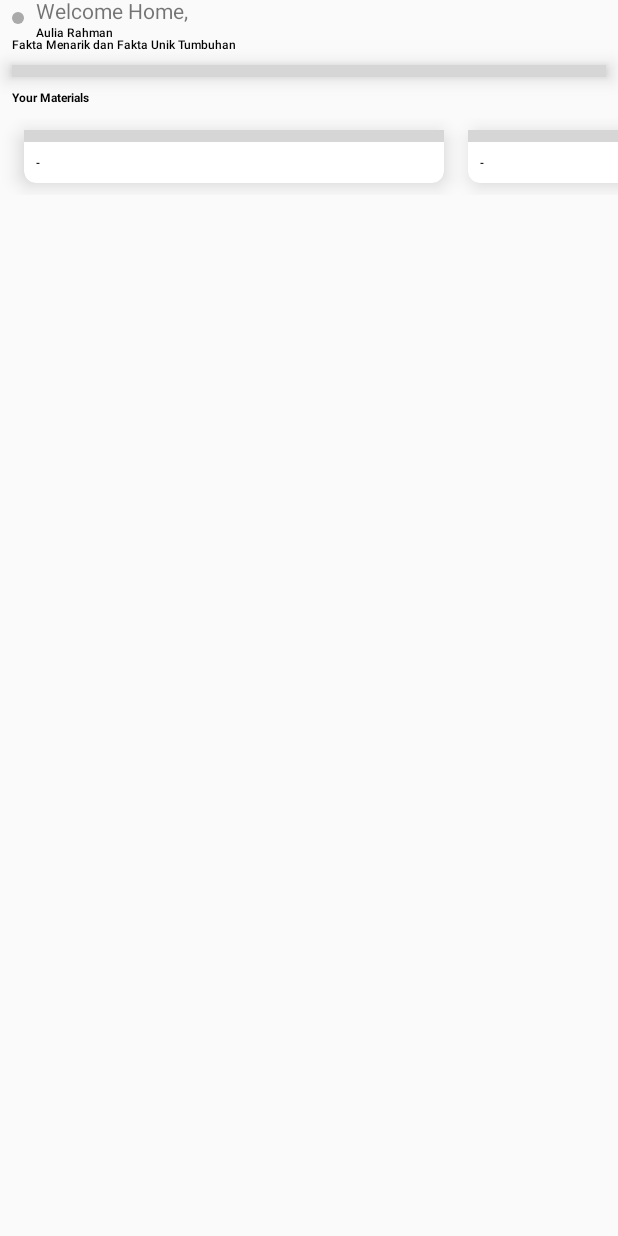
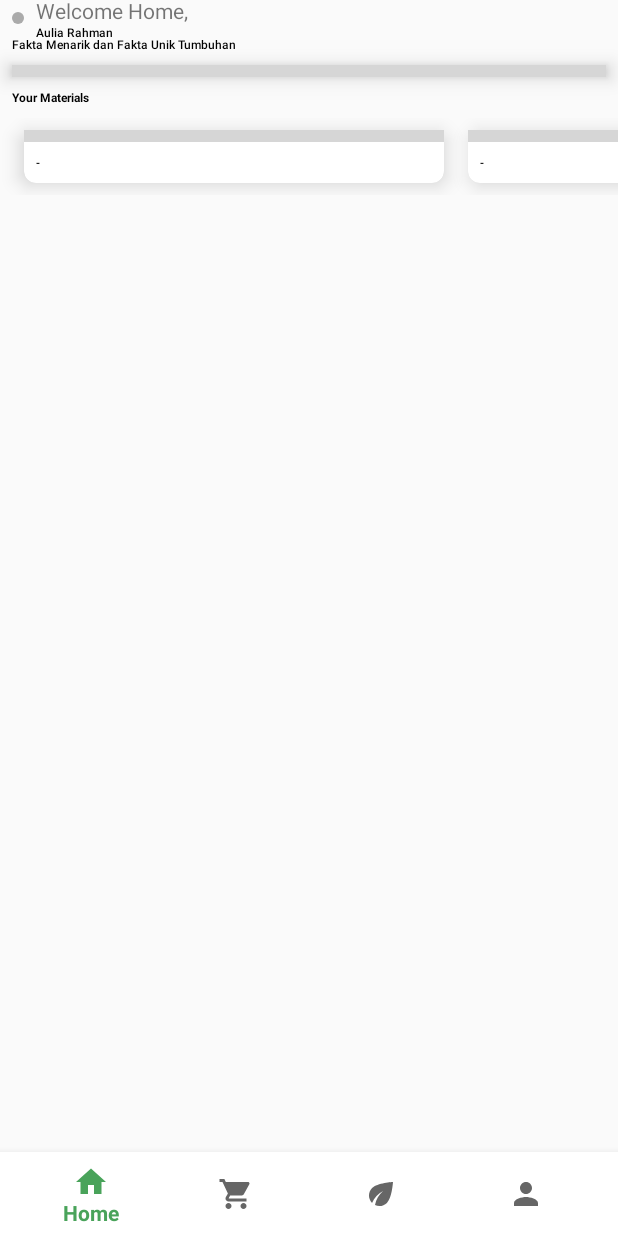
Before and after one commit to iwandwip/Appleliebe, an Android app: the layout activity_main.xml on its own in the app's theme, with its tools: preview values and no code run, on a phone screen of 412 x 824 dp. Run offline under Robolectric (Android 15) with nearby library versions, the phone set to English and light mode, and no system bars; grey boxes are pictures that could not be loaded.

Commit message:
Add data Content and Bottom Nav Bar

```diff
--- a/app/src/main/java/com/myapp/apelibe/presentation/user/UserActivity.kt
+++ b/app/src/main/java/com/myapp/apelibe/presentation/user/UserActivity.kt
@@ -8,6 +8,7 @@ import com.myapp.apelibe.R
 import com.myapp.apelibe.databinding.ActivityUserBinding
 import com.myapp.apelibe.presentation.changepassword.ChangePasswordActivity
 import com.myapp.apelibe.presentation.login.LoginActivity
+import com.myapp.apelibe.presentation.main.MainActivity
 import org.jetbrains.anko.startActivity
 
 class UserActivity : AppCompatActivity() {
@@ -24,7 +25,10 @@ class UserActivity : AppCompatActivity() {
 
     private fun onAction() {
         userBinding.apply {
-            btnCloseUser.setOnClickListener { finish() }
+            btnCloseUser.setOnClickListener {
+                startActivity<MainActivity>() //Add New
+                finish()
+            }
 
             btnChangeLanguageUser.setOnClickListener {
                 startActivity(Intent(ACTION_LOCALE_SETTINGS))
--- /dev/null
+++ b/app/src/main/res/drawable/ic_baseline_eco_24.xml
@@ -0,0 +1,5 @@
+<vector android:height="24dp" android:tint="#000000"
+    android:viewportHeight="24" android:viewportWidth="24"
+    android:width="24dp" xmlns:android="http://schemas.android.com/apk/res/android">
+    <path android:fillColor="@android:color/white" android:pathData="M6.05,8.05c-2.73,2.73 -2.73,7.15 -0.02,9.88c1.47,-3.4 4.09,-6.24 7.36,-7.93c-2.77,2.34 -4.71,5.61 -5.39,9.32c2.6,1.23 5.8,0.78 7.95,-1.37C19.43,14.47 20,4 20,4S9.53,4.57 6.05,8.05z"/>
+</vector>
--- /dev/null
+++ b/app/src/main/res/drawable/ic_baseline_home_24.xml
@@ -0,0 +1,5 @@
+<vector android:height="24dp" android:tint="#000000"
+    android:viewportHeight="24" android:viewportWidth="24"
+    android:width="24dp" xmlns:android="http://schemas.android.com/apk/res/android">
+    <path android:fillColor="@android:color/white" android:pathData="M10,20v-6h4v6h5v-8h3L12,3 2,12h3v8z"/>
+</vector>
--- /dev/null
+++ b/app/src/main/res/drawable/ic_baseline_person_24.xml
@@ -0,0 +1,5 @@
+<vector android:height="24dp" android:tint="#000000"
+    android:viewportHeight="24" android:viewportWidth="24"
+    android:width="24dp" xmlns:android="http://schemas.android.com/apk/res/android">
+    <path android:fillColor="@android:color/white" android:pathData="M12,12c2.21,0 4,-1.79 4,-4s-1.79,-4 -4,-4 -4,1.79 -4,4 1.79,4 4,4zM12,14c-2.67,0 -8,1.34 -8,4v2h16v-2c0,-2.66 -5.33,-4 -8,-4z"/>
+</vector>
--- /dev/null
+++ b/app/src/main/res/drawable/ic_baseline_shopping_cart_24.xml
@@ -0,0 +1,5 @@
+<vector android:height="24dp" android:tint="#000000"
+    android:viewportHeight="24" android:viewportWidth="24"
+    android:width="24dp" xmlns:android="http://schemas.android.com/apk/res/android">
+    <path android:fillColor="@android:color/white" android:pathData="M7,18c-1.1,0 -1.99,0.9 -1.99,2S5.9,22 7,22s2,-0.9 2,-2 -0.9,-2 -2,-2zM1,2v2h2l3.6,7.59 -1.35,2.45c-0.16,0.28 -0.25,0.61 -0.25,0.96 0,1.1 0.9,2 2,2h12v-2L7.42,15c-0.14,0 -0.25,-0.11 -0.25,-0.25l0.03,-0.12 0.9,-1.63h7.45c0.75,0 1.41,-0.41 1.75,-1.03l3.58,-6.49c0.08,-0.14 0.12,-0.31 0.12,-0.48 0,-0.55 -0.45,-1 -1,-1L5.21,4l-0.94,-2L1,2zM17,18c-1.1,0 -1.99,0.9 -1.99,2s0.89,2 1.99,2 2,-0.9 2,-2 -0.9,-2 -2,-2z"/>
+</vector>
--- a/app/src/main/res/layout/activity_main.xml
+++ b/app/src/main/res/layout/activity_main.xml
@@ -9,7 +9,7 @@
 
     <androidx.core.widget.NestedScrollView
         android:layout_width="match_parent"
-        android:layout_height="match_parent"
+        android:layout_height="wrap_content"
         android:fillViewport="true">
 
         <androidx.constraintlayout.widget.ConstraintLayout
@@ -20,103 +20,118 @@
                 android:id="@+id/iv_avatar_main"
                 android:layout_width="@dimen/image_user_profile_normal"
                 android:layout_height="@dimen/image_user_profile_normal"
+                android:layout_margin="@dimen/normal_100"
                 android:src="@android:color/darker_gray"
-                android:layout_margin="@dimen/normal_100"
-                app:layout_constraintTop_toTopOf="parent"
-                app:layout_constraintStart_toStartOf="parent"/>
+                app:layout_constraintStart_toStartOf="parent"
+                app:layout_constraintTop_toTopOf="parent" />
 
             <TextView
                 android:id="@+id/text_view_welcome_home"
                 android:layout_width="wrap_content"
                 android:layout_height="wrap_content"
+                android:layout_marginStart="@dimen/normal_100"
                 android:text="@string/welcome_home"
-                android:layout_marginStart="@dimen/normal_100"
-                app:layout_constraintVertical_chainStyle="packed"
                 app:layout_constraintBottom_toTopOf="@id/tv_name_user_main"
                 app:layout_constraintStart_toEndOf="@id/iv_avatar_main"
-                app:layout_constraintTop_toTopOf="@id/iv_avatar_main"/>
+                app:layout_constraintTop_toTopOf="@id/iv_avatar_main"
+                app:layout_constraintVertical_chainStyle="packed" />
 
             <TextView
                 android:id="@+id/tv_name_user_main"
                 android:layout_width="0dp"
                 android:layout_height="wrap_content"
+                android:layout_marginEnd="@dimen/normal_100"
+                android:fontFamily="sans-serif-medium"
                 android:text="@string/default_text"
+                android:textColor="@color/black"
                 android:textSize="@dimen/subtitle_1"
-                android:textColor="@color/black"
-                android:fontFamily="sans-serif-medium"
-                tools:text="Aulia Rahman"
-                android:layout_marginEnd="@dimen/normal_100"
+                app:layout_constraintBottom_toBottomOf="@id/iv_avatar_main"
+                app:layout_constraintEnd_toEndOf="parent"
                 app:layout_constraintStart_toStartOf="@id/text_view_welcome_home"
-                app:layout_constraintEnd_toEndOf="parent"
-                app:layout_constraintBottom_toBottomOf="@id/iv_avatar_main"
-                app:layout_constraintTop_toBottomOf="@id/text_view_welcome_home"/>
+                app:layout_constraintTop_toBottomOf="@id/text_view_welcome_home"
+                tools:text="Aulia Rahman" />
 
             <TextView
                 android:id="@+id/text_view_tag_line"
                 android:layout_width="match_parent"
                 android:layout_height="wrap_content"
+                android:layout_marginStart="@dimen/normal_100"
+                android:layout_marginTop="@dimen/normal_150"
+                android:layout_marginEnd="@dimen/normal_100"
+                android:fontFamily="sans-serif-medium"
                 android:text="@string/tag_line"
-                android:fontFamily="sans-serif-medium"
+                android:textColor="@color/black"
                 android:textSize="@dimen/h5"
-                android:textColor="@color/black"
-                android:layout_marginTop="@dimen/normal_150"
-                android:layout_marginStart="@dimen/normal_100"
-                android:layout_marginEnd="@dimen/normal_100"
-                app:layout_constraintTop_toBottomOf="@id/iv_avatar_main"/>
+                app:layout_constraintTop_toBottomOf="@id/iv_avatar_main" />
 
             <EditText
                 android:id="@+id/et_search_main"
                 android:layout_width="match_parent"
                 android:layout_height="@dimen/edit_text_search_height"
+                android:layout_marginStart="@dimen/normal_100"
                 android:layout_marginTop="@dimen/large_125"
-                android:layout_marginStart="@dimen/normal_100"
                 android:layout_marginEnd="@dimen/normal_100"
                 android:background="@drawable/bg_edit_text_search"
-                android:elevation="@dimen/small_50"
                 android:drawableEnd="@drawable/ic_baseline_search_24"
                 android:drawableTint="@android:color/darker_gray"
+                android:elevation="@dimen/small_50"
+                android:hint="@string/search"
+                android:imeOptions="actionSearch"
+                android:inputType="text"
                 android:paddingStart="@dimen/normal_100"
                 android:paddingEnd="@dimen/normal_100"
-                android:hint="@string/search"
-                android:inputType="text"
-                android:imeOptions="actionSearch"
-                app:layout_constraintTop_toBottomOf="@id/text_view_tag_line"/>
+                app:layout_constraintTop_toBottomOf="@id/text_view_tag_line" />
 
             <TextView
                 android:id="@+id/text_view_your_materials"
                 android:layout_width="wrap_content"
                 android:layout_height="wrap_content"
+                android:layout_marginStart="@dimen/normal_100"
+                android:layout_marginTop="@dimen/large_100"
                 android:text="@string/your_materials"
+                android:textColor="@color/black"
                 android:textSize="@dimen/h6"
                 android:textStyle="bold"
-                android:textColor="@color/black"
-                android:layout_marginStart="@dimen/normal_100"
-                android:layout_marginTop="@dimen/large_100"
-                app:layout_constraintTop_toBottomOf="@id/et_search_main"
-                app:layout_constraintStart_toStartOf="parent"/>
+                app:layout_constraintStart_toStartOf="parent"
+                app:layout_constraintTop_toBottomOf="@id/et_search_main" />
 
             <androidx.recyclerview.widget.RecyclerView
                 android:id="@+id/rv_materials_main"
                 android:layout_width="match_parent"
                 android:layout_height="wrap_content"
+                android:layout_marginTop="@dimen/small_50"
+                android:clipToPadding="false"
+                android:orientation="horizontal"
                 android:padding="@dimen/small_100"
-                android:clipToPadding="false"
-                android:layout_marginTop="@dimen/small_50"
-                tools:listitem="@layout/item_material"
-                android:orientation="horizontal"
                 app:layoutManager="androidx.recyclerview.widget.LinearLayoutManager"
-                app:layout_constraintTop_toBottomOf="@id/text_view_your_materials"/>
+                app:layout_constraintTop_toBottomOf="@id/text_view_your_materials"
+                tools:listitem="@layout/item_material" />
 
             <ImageView
                 android:id="@+id/iv_empty_data"
                 android:layout_width="wrap_content"
                 android:layout_height="wrap_content"
+                android:layout_marginTop="@dimen/normal_100"
                 android:src="@drawable/image_no_data"
-                android:layout_marginTop="@dimen/normal_100"
                 android:visibility="gone"
-                app:layout_constraintTop_toBottomOf="@id/text_view_your_materials"
+                app:layout_constraintEnd_toEndOf="parent"
                 app:layout_constraintStart_toStartOf="parent"
-                app:layout_constraintEnd_toEndOf="parent"/>
+                app:layout_constraintTop_toBottomOf="@id/text_view_your_materials" />
+
+            <com.google.android.material.bottomnavigation.BottomNavigationView
+                android:id="@+id/bottomNavigationView"
+                android:layout_width="match_parent"
+                android:layout_height="wrap_content"
+                app:layout_constraintBottom_toBottomOf="parent"
+                app:layout_constraintEnd_toEndOf="parent"
+                app:layout_constraintHorizontal_bias="0.5"
+                app:layout_constraintStart_toStartOf="parent"
+                android:background="@color/white"
+
+                app:menu="@menu/bottom_nav_menu"
+                >
+
+            </com.google.android.material.bottomnavigation.BottomNavigationView>
 
         </androidx.constraintlayout.widget.ConstraintLayout>
 
--- /dev/null
+++ b/app/src/main/res/menu/bottom_nav_menu.xml
@@ -0,0 +1,16 @@
+<?xml version="1.0" encoding="utf-8"?>
+<menu xmlns:android="http://schemas.android.com/apk/res/android">
+
+    <item android:title="Home"
+        android:icon="@drawable/ic_baseline_home_24"
+        android:id="@+id/nav_bottom_home"/>
+    <item android:title="Shop"
+        android:id="@+id/nav_bottom_shop"
+        android:icon="@drawable/ic_baseline_shopping_cart_24"/>
+    <item android:title="Eco"
+        android:icon="@drawable/ic_baseline_eco_24"
+        android:id="@+id/nav_bottom_eco"/>
+    <item android:title="Profile"
+        android:icon="@drawable/ic_baseline_person_24"
+        android:id="@+id/nav_bottom_profile"/>
+</menu>
--- a/app/src/main/res/values/strings.xml
+++ b/app/src/main/res/values/strings.xml
@@ -1,5 +1,5 @@
 <resources>
-    <string name="app_name">Belajar Ngoding</string>
+    <string name="app_name">Appleliebe</string>
     <string name="login">Login</string>
     <string name="email">Email</string>
     <string name="password">Password</string>
```
Also changed, not shown: app/src/main/java/com/myapp/apelibe/presentation/content/ContentActivity.kt (+55 -0 lines), app/src/main/java/com/myapp/apelibe/presentation/main/MainActivity.kt (+24 -1 lines).
